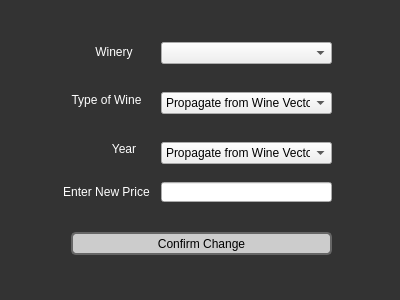
tyler949/CS1D-FirstPorject, file changeprice.ui: the form before one commit.
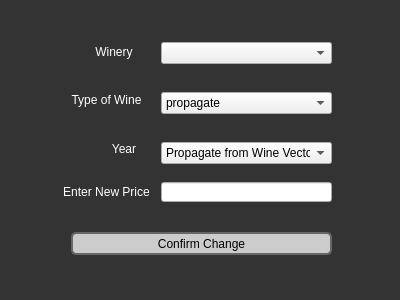
The form after the commit.

Diff of the .ui file:
```diff
--- a/changeprice.ui
+++ b/changeprice.ui
@@ -80,7 +80,7 @@
    </property>
    <item>
     <property name="text">
-     <string>Propagate from Wine Vector</string>
+     <string>propagate</string>
     </property>
    </item>
   </widget>
```
